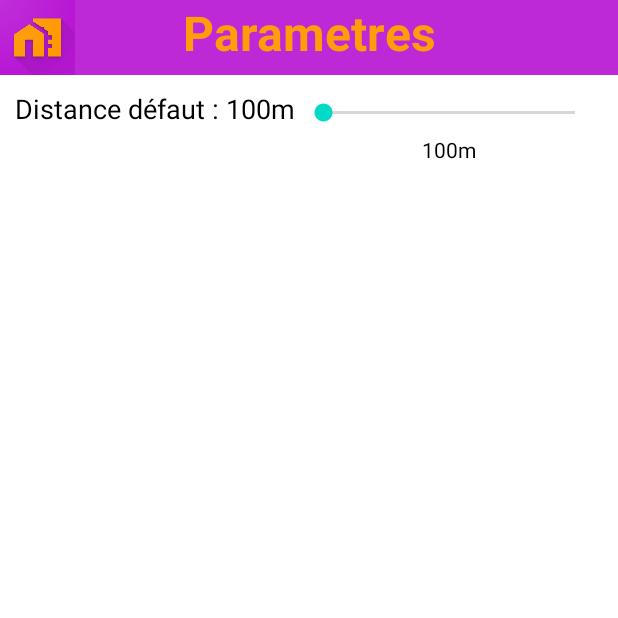
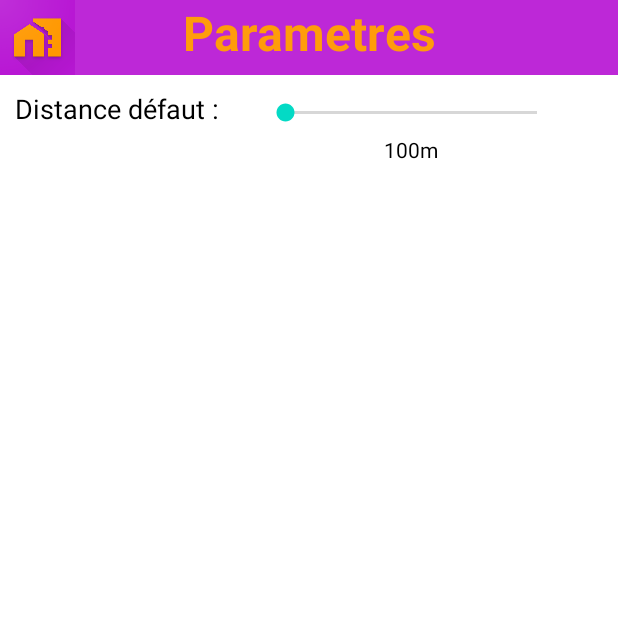
Before and after one commit to mile40/ProjetAndroid, an Android app: the SettingsActivity screen opened directly, with no data from a screen before it, on a phone screen of 412 x 824 dp, the top half of it. Run offline under Robolectric (Android 15) with nearby library versions, the phone set to English and light mode, and no system bars.

Commit message:
settings_activity changes

```diff
--- a/app/src/main/java/fr/univpau/quelpriximmo/SettingsActivity.java
+++ b/app/src/main/java/fr/univpau/quelpriximmo/SettingsActivity.java
@@ -16,15 +16,14 @@ public class SettingsActivity extends Activity implements SeekBar.OnSeekBarChang
         setContentView(R.layout.settingactivity);
 
         sb = (SeekBar) findViewById(R.id.param_def_dist);
-        valTxt = (TextView) findViewById(R.id.def_dist);
-        def_dist_text = (String) valTxt.getText();
-        valTxt.setText(def_dist_text + " " + String.valueOf(sb.getProgress()) + "m");
+        valTxt = (TextView) findViewById(R.id.dist_default_value);
+        valTxt.setText(String.valueOf(sb.getProgress()) + "m");
 
     }
 
     @Override
     public void onProgressChanged(SeekBar seekBar, int progress, boolean fromUser) {
-        valTxt.setText(def_dist_text + " " + String.valueOf(progress) + "m");
+        valTxt.setText(String.valueOf(progress) + "m");
     }
 
     @Override
```
